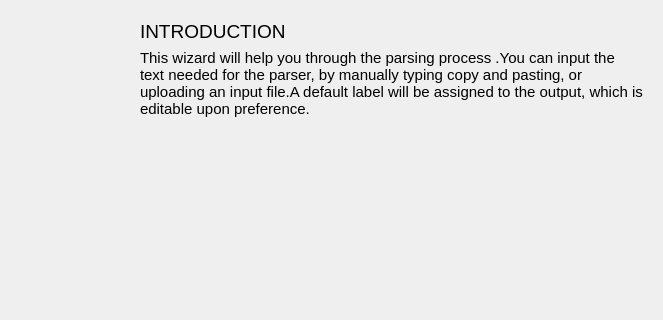
First picture: the form in parsewizard.ui, repository falconofdoom/gui, before the edit; both pictures show x 136 to 799 and y 0 to 320 of the 799 by 442 pixel window.
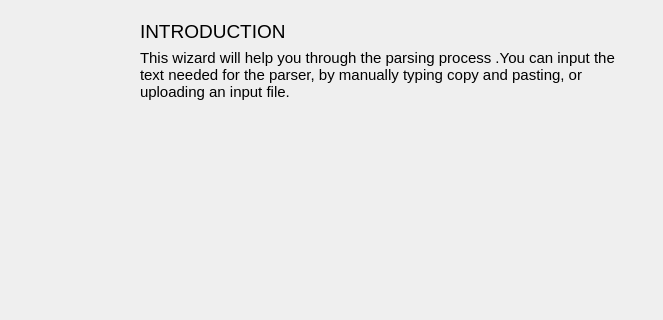
Second picture: the form after the edit. Icons and pictures are not drawn.

Patch:
```diff
--- a/parsewizard.ui
+++ b/parsewizard.ui
@@ -42,7 +42,7 @@
     <item row="1" column="1" alignment="Qt::AlignTop">
      <widget class="QLabel" name="label_2">
       <property name="text">
-       <string>This wizard will help you through the parsing process .You can input the text needed for the parser, by manually typing copy and pasting, or uploading an input file.A default label will be assigned to the output, which is editable upon preference.</string>
+       <string>This wizard will help you through the parsing process .You can input the text needed for the parser, by manually typing copy and pasting, or uploading an input file.</string>
       </property>
       <property name="wordWrap">
        <bool>true</bool>
```
Left out of the diff: 47 changed lines with no effect on the pictures.
